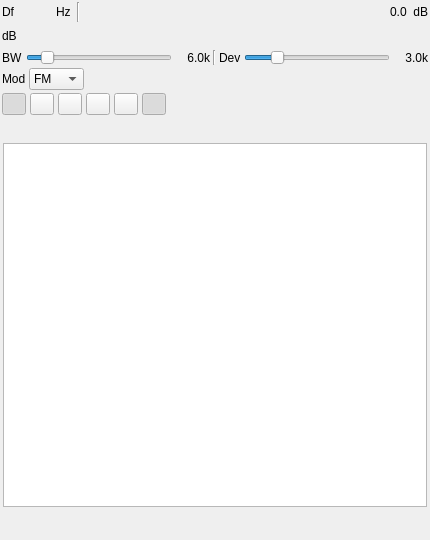
Before: the Qt Designer form plugins/channelrx/demodsstv/sstvdemodgui.ui in srcejon/sdrangel, drawn with Qt 5.
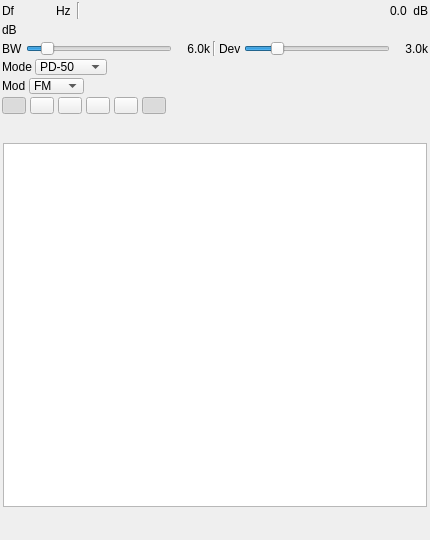
After: the same form once the commit is applied. Icons and pictures are not drawn. Custom widgets are drawn as their Qt base class.

Commit message:
Add PD mode support (PD-50/90/120/160/180/240/290) to SSTVMod and SSTVDemod
Agent-Logs-Url: https://github.com/srcejon/sdrangel/sessions/1fe7b91d-a0c3-4118-a1eb-4f5f88345581

The edit to the form file:
```diff
--- a/plugins/channelrx/demodsstv/sstvdemodgui.ui
+++ b/plugins/channelrx/demodsstv/sstvdemodgui.ui
@@ -303,6 +303,78 @@
       </item>
      </layout>
     </item>
+    <item>
+     <layout class="QHBoxLayout" name="pdModeLayout">
+      <item>
+       <widget class="QLabel" name="pdModeLabel">
+        <property name="text">
+         <string>Mode</string>
+        </property>
+       </widget>
+      </item>
+      <item>
+       <widget class="QComboBox" name="pdMode">
+        <property name="minimumSize">
+         <size>
+          <width>70</width>
+          <height>0</height>
+         </size>
+        </property>
+        <property name="toolTip">
+         <string>SSTV PD image mode</string>
+        </property>
+        <item>
+         <property name="text">
+          <string>PD-50</string>
+         </property>
+        </item>
+        <item>
+         <property name="text">
+          <string>PD-90</string>
+         </property>
+        </item>
+        <item>
+         <property name="text">
+          <string>PD-120</string>
+         </property>
+        </item>
+        <item>
+         <property name="text">
+          <string>PD-160</string>
+         </property>
+        </item>
+        <item>
+         <property name="text">
+          <string>PD-180</string>
+         </property>
+        </item>
+        <item>
+         <property name="text">
+          <string>PD-240</string>
+         </property>
+        </item>
+        <item>
+         <property name="text">
+          <string>PD-290</string>
+         </property>
+        </item>
+       </widget>
+      </item>
+      <item>
+       <spacer name="horizontalSpacerMode">
+        <property name="orientation">
+         <enum>Qt::Orientation::Horizontal</enum>
+        </property>
+        <property name="sizeHint" stdset="0">
+         <size>
+          <width>40</width>
+          <height>20</height>
+         </size>
+        </property>
+       </spacer>
+      </item>
+     </layout>
+    </item>
     <item>
      <layout class="QHBoxLayout" name="modLayout">
       <item>
```
The commit also changes 13 other files.
